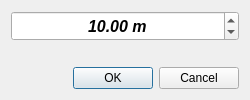
Old version of the form interfaces/fenetre_selection_interval.ui in the repository xbourbeau/outils_MTQ_chainage.
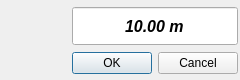
New version of the form.

```diff
--- a/interfaces/fenetre_selection_interval.ui
+++ b/interfaces/fenetre_selection_interval.ui
@@ -9,32 +9,99 @@
    <rect>
     <x>0</x>
     <y>0</y>
-    <width>250</width>
-    <height>100</height>
+    <width>240</width>
+    <height>80</height>
    </rect>
   </property>
   <property name="minimumSize">
    <size>
-    <width>250</width>
-    <height>100</height>
+    <width>240</width>
+    <height>80</height>
    </size>
   </property>
   <property name="maximumSize">
    <size>
-    <width>250</width>
-    <height>100</height>
+    <width>240</width>
+    <height>80</height>
    </size>
   </property>
   <property name="windowTitle">
    <string>Sélectionner un intervalle</string>
   </property>
   <layout class="QGridLayout" name="gridLayout">
-   <item row="0" column="0">
+   <property name="leftMargin">
+    <number>2</number>
+   </property>
+   <property name="topMargin">
+    <number>2</number>
+   </property>
+   <property name="rightMargin">
+    <number>2</number>
+   </property>
+   <property name="bottomMargin">
+    <number>2</number>
+   </property>
+   <item row="0" column="1">
+    <widget class="QLabel" name="lbl_logo">
+     <property name="sizePolicy">
+      <sizepolicy hsizetype="Fixed" vsizetype="Fixed">
+       <horstretch>0</horstretch>
+       <verstretch>0</verstretch>
+      </sizepolicy>
+     </property>
+     <property name="minimumSize">
+      <size>
+       <width>50</width>
+       <height>50</height>
+      </size>
+     </property>
+     <property name="maximumSize">
+      <size>
+       <width>50</width>
+       <height>50</height>
+      </size>
+     </property>
+     <property name="text">
+      <string/>
+     </property>
+     <property name="alignment">
+      <set>Qt::AlignCenter</set>
+     </property>
+    </widget>
+   </item>
+   <item row="0" column="2">
+    <spacer name="horizontalSpacer">
+     <property name="orientation">
+      <enum>Qt::Horizontal</enum>
+     </property>
+     <property name="sizeHint" stdset="0">
+      <size>
+       <width>40</width>
+       <height>20</height>
+      </size>
+     </property>
+    </spacer>
+   </item>
+   <item row="0" column="3">
+    <layout class="QVBoxLayout" name="verticalLayout">
+     <item>
     <widget class="QDoubleSpinBox" name="spx_intervalle">
+       <property name="sizePolicy">
+        <sizepolicy hsizetype="Minimum" vsizetype="Preferred">
+         <horstretch>0</horstretch>
+         <verstretch>0</verstretch>
+        </sizepolicy>
+       </property>
      <property name="minimumSize">
       <size>
        <width>0</width>
-       <height>30</height>
+         <height>40</height>
+        </size>
+       </property>
+       <property name="maximumSize">
+        <size>
+         <width>9999</width>
+         <height>40</height>
       </size>
      </property>
      <property name="font">
@@ -58,7 +125,7 @@
       <set>Qt::AlignCenter</set>
      </property>
      <property name="buttonSymbols">
-      <enum>QAbstractSpinBox::UpDownArrows</enum>
+        <enum>QAbstractSpinBox::NoButtons</enum>
      </property>
      <property name="showGroupSeparator" stdset="0">
       <bool>false</bool>
@@ -80,25 +147,36 @@
      </property>
     </widget>
    </item>
-   <item row="2" column="0">
+     <item>
     <widget class="QDialogButtonBox" name="buttonBox">
+       <property name="sizePolicy">
+        <sizepolicy hsizetype="Expanding" vsizetype="Fixed">
+         <horstretch>0</horstretch>
+         <verstretch>0</verstretch>
+        </sizepolicy>
+       </property>
      <property name="orientation">
       <enum>Qt::Horizontal</enum>
      </property>
      <property name="standardButtons">
       <set>QDialogButtonBox::Cancel|QDialogButtonBox::Ok</set>
      </property>
-    </widget>
-   </item>
-   <item row="1" column="0">
-    <spacer name="verticalSpacer">
+       <property name="centerButtons">
+        <bool>false</bool>
+       </property>
+      </widget>
+     </item>
+    </layout>
+   </item>
+   <item row="0" column="0">
+    <spacer name="horizontalSpacer_2">
      <property name="orientation">
-      <enum>Qt::Vertical</enum>
+      <enum>Qt::Horizontal</enum>
      </property>
      <property name="sizeHint" stdset="0">
       <size>
-       <width>20</width>
-       <height>40</height>
+       <width>40</width>
+       <height>20</height>
       </size>
      </property>
     </spacer>
```
Lines whose indentation alone changed are shown as unchanged.
